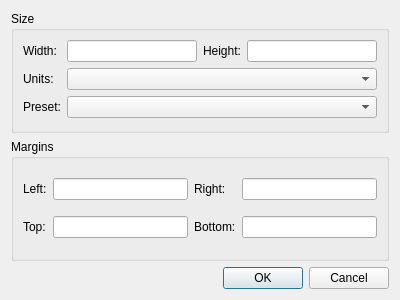
First picture: the form in common/lc_pagesetupdialog.ui, repository nathaneltitane/studworx, before the edit.
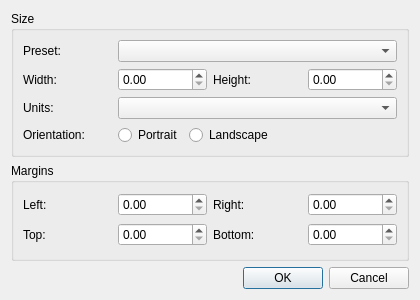
Second picture: the form after the edit.

Commit message: Add paper and screen presets, units and orientation to the instructions page setup

Diff of the .ui file:
```diff
--- a/common/lc_pagesetupdialog.ui
+++ b/common/lc_pagesetupdialog.ui
@@ -6,7 +6,7 @@
    <rect>
     <x>0</x>
     <y>0</y>
-    <width>400</width>
+    <width>420</width>
     <height>300</height>
    </rect>
   </property>
@@ -19,15 +19,26 @@
      <property name="title">
       <string>Size</string>
      </property>
-     <layout class="QGridLayout" name="gridLayout_2">
-      <item row="0" column="3">
-       <widget class="QLineEdit" name="HeightEdit"/>
-      </item>
-      <item row="0" column="1">
-       <widget class="QLineEdit" name="WidthEdit"/>
-      </item>
+     <layout class="QGridLayout" name="SizeLayout">
       <item row="0" column="0">
-       <widget class="QLabel" name="label_6">
+       <widget class="QLabel" name="PresetLabel">
+        <property name="text">
+         <string>Preset:</string>
+        </property>
+        <property name="buddy">
+         <cstring>PresetComboBox</cstring>
+        </property>
+       </widget>
+      </item>
+      <item row="0" column="1" colspan="3">
+       <widget class="QComboBox" name="PresetComboBox">
+        <property name="toolTip">
+         <string>Choose a standard paper or screen size, or Custom to enter your own.</string>
+        </property>
+       </widget>
+      </item>
+      <item row="1" column="0">
+       <widget class="QLabel" name="WidthLabel">
         <property name="text">
          <string>Width:</string>
         </property>
@@ -36,8 +47,11 @@
         </property>
        </widget>
       </item>
-      <item row="0" column="2">
-       <widget class="QLabel" name="label_5">
+      <item row="1" column="1">
+       <widget class="QDoubleSpinBox" name="WidthSpinBox"/>
+      </item>
+      <item row="1" column="2">
+       <widget class="QLabel" name="HeightLabel">
         <property name="text">
          <string>Height:</string>
         </property>
@@ -46,25 +60,60 @@
         </property>
        </widget>
       </item>
+      <item row="1" column="3">
+       <widget class="QDoubleSpinBox" name="HeightSpinBox"/>
+      </item>
       <item row="2" column="0">
-       <widget class="QLabel" name="label_7">
-        <property name="text">
-         <string>Preset:</string>
-        </property>
-       </widget>
-      </item>
-      <item row="2" column="1" colspan="3">
-       <widget class="QComboBox" name="comboBox"/>
-      </item>
-      <item row="1" column="0">
-       <widget class="QLabel" name="label_8">
+       <widget class="QLabel" name="UnitsLabel">
         <property name="text">
          <string>Units:</string>
         </property>
        </widget>
       </item>
-      <item row="1" column="1" colspan="3">
-       <widget class="QComboBox" name="comboBox_2"/>
+      <item row="2" column="1" colspan="3">
+       <widget class="QComboBox" name="UnitsComboBox">
+        <property name="toolTip">
+         <string>Units used for the size and margins. A pixel is 1/72 inch, one pixel of the page image.</string>
+        </property>
+       </widget>
+      </item>
+      <item row="3" column="0">
+       <widget class="QLabel" name="OrientationLabel">
+        <property name="text">
+         <string>Orientation:</string>
+        </property>
+       </widget>
+      </item>
+      <item row="3" column="1" colspan="3">
+       <layout class="QHBoxLayout" name="OrientationLayout">
+        <item>
+         <widget class="QRadioButton" name="PortraitButton">
+          <property name="text">
+           <string>Portrait</string>
+          </property>
+         </widget>
+        </item>
+        <item>
+         <widget class="QRadioButton" name="LandscapeButton">
+          <property name="text">
+           <string>Landscape</string>
+          </property>
+         </widget>
+        </item>
+        <item>
+         <spacer name="OrientationSpacer">
+          <property name="orientation">
+           <enum>Qt::Horizontal</enum>
+          </property>
+          <property name="sizeHint" stdset="0">
+           <size>
+            <width>0</width>
+            <height>0</height>
+           </size>
+          </property>
+         </spacer>
+        </item>
+       </layout>
       </item>
      </layout>
     </widget>
@@ -86,7 +135,7 @@
        </widget>
       </item>
       <item row="0" column="1">
-       <widget class="QLineEdit" name="LeftEdit"/>
+       <widget class="QDoubleSpinBox" name="LeftSpinBox"/>
       </item>
       <item row="0" column="2">
        <widget class="QLabel" name="label_3">
@@ -99,7 +148,7 @@
        </widget>
       </item>
       <item row="0" column="3">
-       <widget class="QLineEdit" name="RightEdit"/>
+       <widget class="QDoubleSpinBox" name="RightSpinBox"/>
       </item>
       <item row="1" column="0">
        <widget class="QLabel" name="label_2">
@@ -112,7 +161,7 @@
        </widget>
       </item>
       <item row="1" column="1">
-       <widget class="QLineEdit" name="TopEdit"/>
+       <widget class="QDoubleSpinBox" name="TopSpinBox"/>
       </item>
       <item row="1" column="2">
        <widget class="QLabel" name="label_4">
@@ -125,7 +174,7 @@
        </widget>
       </item>
       <item row="1" column="3">
-       <widget class="QLineEdit" name="BottomEdit"/>
+       <widget class="QDoubleSpinBox" name="BottomSpinBox"/>
       </item>
      </layout>
     </widget>
```
Left out of the diff: 47 changed lines with no effect on the pictures. The commit also changes 8 other files.
